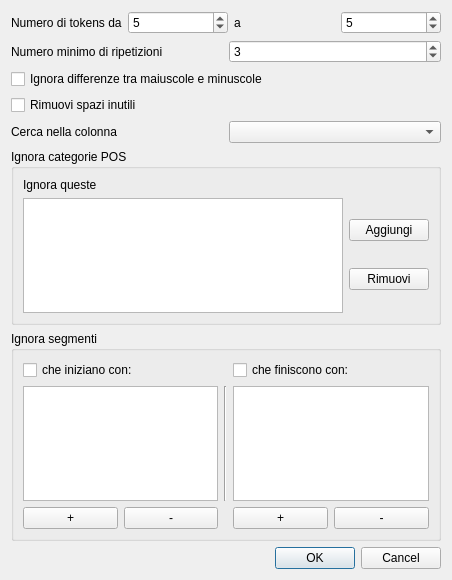
zorbaproject/Bran, file forms/ripetizioni.ui: the form before one commit.
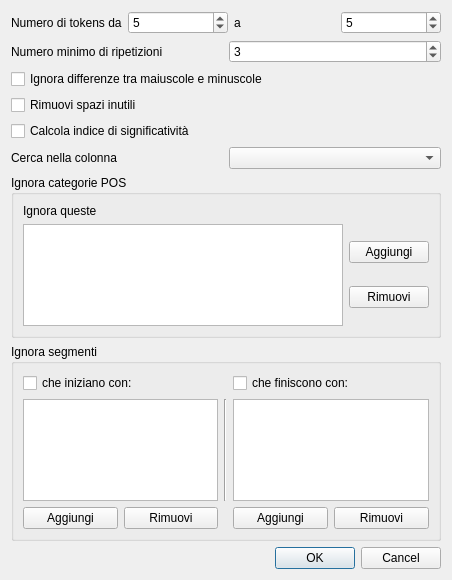
The form after the commit.

Commit message: Indice di significatività dei segmenti ripetuti

```diff
--- a/forms/ripetizioni.ui
+++ b/forms/ripetizioni.ui
@@ -78,6 +78,13 @@
      </property>
     </widget>
    </item>
+   <item>
+    <widget class="QCheckBox" name="sigindex">
+     <property name="text">
+      <string>Calcola indice di significatività</string>
+     </property>
+    </widget>
+   </item>
    <item>
     <layout class="QHBoxLayout" name="horizontalLayout_2">
      <item>
@@ -150,14 +157,14 @@
         <item>
          <widget class="QPushButton" name="addF">
           <property name="text">
-           <string>+</string>
+           <string>Aggiungi</string>
           </property>
          </widget>
         </item>
         <item>
          <widget class="QPushButton" name="remF">
           <property name="text">
-           <string>-</string>
+           <string>Rimuovi</string>
           </property>
          </widget>
         </item>
@@ -175,14 +182,14 @@
         <item>
          <widget class="QPushButton" name="addI">
           <property name="text">
-           <string>+</string>
+           <string>Aggiungi</string>
           </property>
          </widget>
         </item>
         <item>
          <widget class="QPushButton" name="remI">
           <property name="text">
-           <string>-</string>
+           <string>Rimuovi</string>
           </property>
          </widget>
         </item>
```
The commit also changes 2 other files.
